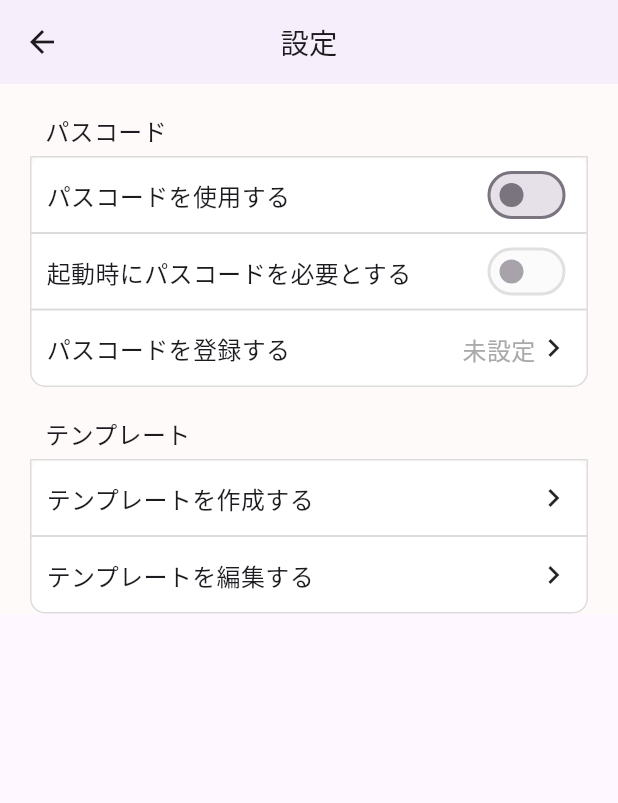
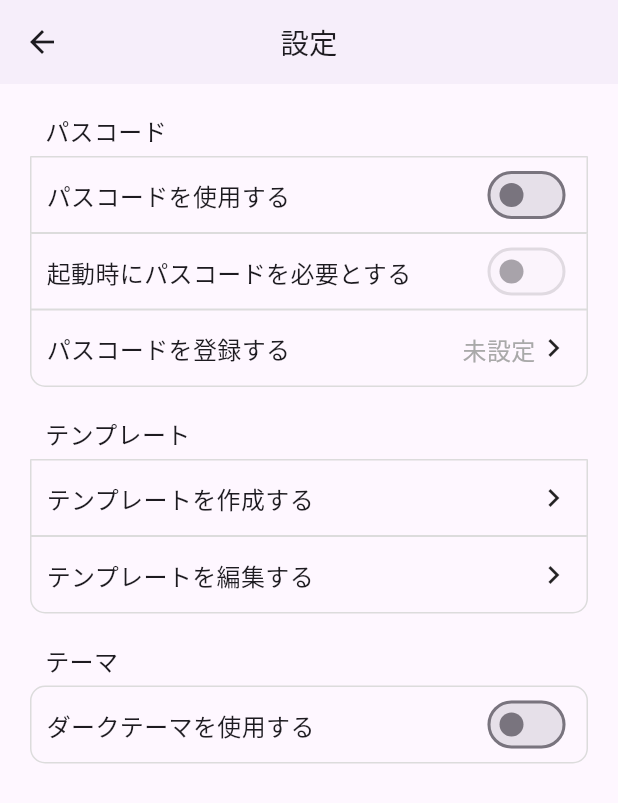
Before and after one commit to chiku-git/micro_app, a Flutter app: the SettingsPage screen opened by its route, on a phone screen of 412 x 824 dp. Shown: the top 803 px of the screen. Run offline on Flutter 3.47's test engine with Material 2 defaults, Android fonts, the phone set to English and light mode, and no system bars; our stand-ins replace flutter_svg, realm, shared_preferences; accounts and stored records are empty; generated files the repository leaves out were written again; Roboto replaces fonts that are missing (IBMPlexSansJp).

Commit message:
設定にダークテーマ追加

```diff
--- a/lib/component/dialog_builder.dart
+++ b/lib/component/dialog_builder.dart
@@ -95,7 +95,7 @@ abstract class DialogBuilder {
   }
 
   void dismiss() {
-    Navigator.pop(context);
+    Navigator.of(context).pop();
   }
 
   AlertDialog build();
--- a/lib/importer.dart
+++ b/lib/importer.dart
@@ -27,6 +27,8 @@ export 'repository/repository.dart';
 export 'router/router.dart';
 export 'ui_core/edit_text_controller.dart';
 export 'ui_core/global_shared_data.dart';
+export 'ui_core/mixin/dialog_mixin.dart';
+export 'ui_core/mixin/navigator_mixin.dart';
 export 'ui_core/mixin/use_app_settings_mixin.dart';
 export 'ui_core/validator.dart';
 export 'ui_core/viewmodel/bases/viewmodel.dart';
@@ -52,7 +54,9 @@ export 'view/passcode/passcode_register_page.dart';
 export 'view/settings/settings_page.dart';
 export 'view/settings/widget/passcode_setting_widget.dart';
 export 'view/settings/widget/setting_row_widget.dart';
+export 'view/settings/widget/setting_title_widget.dart';
 export 'view/settings/widget/template_setting_widget.dart';
+export 'view/settings/widget/theme_setting_widget.dart';
 export 'view/splash_page.dart';
 export 'view/template/template_list_page.dart';
 export 'view/template/template_selection_page.dart';
--- a/lib/model/settings_model.dart
+++ b/lib/model/settings_model.dart
@@ -1,20 +1,28 @@
 class AppSettingsModel {
   bool isEnabledPasscode;
   bool lockOnLaunched;
+  bool isDark;
 
-  AppSettingsModel._(this.isEnabledPasscode, this.lockOnLaunched);
+  AppSettingsModel._(
+      this.isEnabledPasscode,
+      this.lockOnLaunched,
+      this.isDark
+  );
 
   AppSettingsModel.getDefault()
     : isEnabledPasscode = false,
-      lockOnLaunched = false;
+      lockOnLaunched = false,
+      isDark = false;
 
   AppSettingsModel.fromJsonMap(Map<String, dynamic> jsonMap)
     : isEnabledPasscode = jsonMap['isEnabledPasscode'],
-      lockOnLaunched = jsonMap['lockOnLaunched'];
+      lockOnLaunched = jsonMap['lockOnLaunched'],
+      isDark = jsonMap['isDark'];
 
   Map<String, dynamic> toJsonMap() => {
     'isEnabledPasscode': isEnabledPasscode,
-    'lockOnLaunched': lockOnLaunched
+    'lockOnLaunched': lockOnLaunched,
+    'isDark': isDark
   };
 
   @override
--- a/lib/provider/settings_notifier.dart
+++ b/lib/provider/settings_notifier.dart
@@ -8,3 +8,13 @@ class SettingsNotifier extends ValueNotifier<AppSettingsModel> {
     notifyListeners();
   }
 }
+
+class ThemeNotifier extends ValueNotifier<bool> {
+  ThemeNotifier(super.value);
+
+  bool get isDark => value;
+
+  switchTheme(bool isDark) {
+    value = isDark;
+  }
+}
--- a/lib/ui_core/global_shared_data.dart
+++ b/lib/ui_core/global_shared_data.dart
@@ -14,14 +14,14 @@ sealed class SharedData<V> {
   }
 }
 
-class AppSettings extends SharedData<SettingsNotifier> {
+class AppSettings extends SharedData<ValueNotifier> {
   AppSettings(super.context);
 
   static String keySettings = 'settings';
 
   SettingsNotifier get notifier {
     SettingsNotifier getDefault() => SettingsNotifier(AppSettingsModel.getDefault());
-    return getSharedData(keySettings, getDefault);
+    return getSharedData(keySettings, getDefault) as SettingsNotifier;
   }
 
   set notifier(SettingsNotifier notifier) {
--- a/lib/ui_core/mixin/use_app_settings_mixin.dart
+++ b/lib/ui_core/mixin/use_app_settings_mixin.dart
@@ -6,4 +6,5 @@ mixin class UseAppSettingsMixin {
   SettingsNotifier get notifier => appSettings.notifier;
   bool get isEnabledPasscode => appSettings.model.isEnabledPasscode;
   bool get lockOnLaunched => appSettings.model.lockOnLaunched;
+  bool get isDark => appSettings.model.isDark;
 }
--- a/lib/ui_core/viewmodel/settings_viewmodel.dart
+++ b/lib/ui_core/viewmodel/settings_viewmodel.dart
@@ -34,4 +34,10 @@ final class SettingsViewModel extends UseAppSettingsViewModel {
   void saveAppSettings() async {
     await repo.updateAppSettings(appSettings.model);
   }
+
+  switchTheme(bool isDark) {
+    appSettings.model.isDark = isDark;
+    appSettings.notifyPropertyChanged();
+    MicroMemoApp.switchTheme(isDark);
+  }
 }
--- a/lib/view/bases/base_page.dart
+++ b/lib/view/bases/base_page.dart
@@ -1,6 +1,4 @@
 import 'package:micro_memo/importer.dart';
-import 'package:micro_memo/ui_core/mixin/dialog_mixin.dart';
-import 'package:micro_memo/ui_core/mixin/navigator_mixin.dart';
 
 abstract class StatefulBaseWidget extends StatefulWidget {
   const StatefulBaseWidget({super.key});
--- a/lib/view/bases/passcode_state.dart
+++ b/lib/view/bases/passcode_state.dart
@@ -44,7 +44,6 @@ abstract class PasscodeState<T extends StatefulBaseWidget> extends BaseState<T>
         return canClose();
       },
       child: Scaffold(
-        backgroundColor: UIColor.whiteSmoke,
         appBar: AppBar(
           automaticallyImplyLeading: false,
           backgroundColor: Colors.transparent,
--- a/lib/view/home/home_page.dart
+++ b/lib/view/home/home_page.dart
@@ -153,8 +153,6 @@ class _HomeRow extends StatelessBaseWidget {
     return PopupMenuButton<HomeListMenu>(
       elevation: 1,
       icon: const Icon(color: Colors.grey, Icons.more_vert),
-      color: Colors.white,
-      surfaceTintColor: Colors.white,
       onSelected: (HomeListMenu item) {
         switch (item) {
           case HomeListMenu.delete:
--- a/lib/view/settings/settings_page.dart
+++ b/lib/view/settings/settings_page.dart
@@ -20,14 +20,18 @@ class _SettingsPageState extends BaseState<SettingsPage> {
 
   @override
   Widget build(BuildContext context) {
-    return Scaffold(
+    return WillPopScope(
+      onWillPop: () async {
+        viewModel.saveAppSettings();
+        return true;
+      },
+      child: Scaffold(
         appBar: AppBar(
           title: const Text(Strings.settingsTitle),
           centerTitle: true,
           elevation: 1,
         ),
         body: Container(
-        color: UIColor.snow,
           padding: const EdgeInsets.symmetric(horizontal: 20),
           child: SingleChildScrollView(
             child: Column(
@@ -39,8 +43,13 @@ class _SettingsPageState extends BaseState<SettingsPage> {
                 const Margin(height: 20),
                 TemplateSettingsWidget(
                     viewModel: viewModel
+                ),
+                const Margin(height: 20),
+                ThemeSettingWidget(
+                    viewModel: viewModel
                 )
               ],
+            ),
           ),
         ),
       ),
--- a/lib/view/settings/widget/passcode_setting_widget.dart
+++ b/lib/view/settings/widget/passcode_setting_widget.dart
@@ -20,14 +20,11 @@ class _PasscodeSettingState extends BaseState<PasscodeSettingWidget> {
 
   @override
   Widget build(BuildContext context) {
-    return WillPopScope(
-      onWillPop: _onBackPressed,
-      child: Column(
+    return Column(
       crossAxisAlignment: CrossAxisAlignment.start,
       children: [
-          const Padding(
-            padding: EdgeInsets.only(left: 10, bottom: 5),
-            child: Text(Strings.settingsPasscode),
+        const SettingTitle(
+            title: Strings.settingsPasscode
         ),
         SettingRow(
             isTop: true,
@@ -84,13 +81,7 @@ class _PasscodeSettingState extends BaseState<PasscodeSettingWidget> {
               _proceedRegisterPasscode(alsoSwitchEnable: false);
             })
       ],
-      ),
     );
-  }
-
-  Future<bool> _onBackPressed() async {
-    _viewModel.saveAppSettings();
-    return true;
   }
 
   /// パスコード使用有無を切り替える
--- a/lib/view/settings/widget/setting_row_widget.dart
+++ b/lib/view/settings/widget/setting_row_widget.dart
@@ -22,8 +22,6 @@ class SettingRow extends StatefulBaseWidget {
 
 /// 設定画面行用ウィジェット
 class _SettingRowState extends BaseState<SettingRow> {
-  Color _backgroundColor = UIColor.white;
-
   @override
   Widget build(BuildContext context) {
     const borderColor = UIColor.gainsBoro;
@@ -45,7 +43,6 @@ class _SettingRowState extends BaseState<SettingRow> {
       },
       child: Container(
         decoration: BoxDecoration(
-            color: _backgroundColor,
             borderRadius: () {
               return BorderRadius.vertical(
                   top: widget.isTop ? const Radius.circular(10) : Radius.zero,
@@ -85,8 +82,6 @@ class _SettingRowState extends BaseState<SettingRow> {
   }
 
   void applyOnTapEffect({required bool onTapDown}) {
-    setState(() {
-      _backgroundColor = onTapDown ? UIColor.gainsBoro : UIColor.white;
-    });
+
   }
 }
--- /dev/null
+++ b/lib/view/settings/widget/setting_title_widget.dart
@@ -0,0 +1,14 @@
+import 'package:micro_memo/importer.dart';
+
+class SettingTitle extends StatelessWidget {
+  final String title;
+  const SettingTitle({super.key, required this.title});
+
+  @override
+  Widget build(BuildContext context) {
+    return Padding(
+      padding: const EdgeInsets.only(left: 10, bottom: 5),
+      child: Text(title),
+    );
+  }
+}
--- a/lib/view/settings/widget/template_setting_widget.dart
+++ b/lib/view/settings/widget/template_setting_widget.dart
@@ -10,9 +10,8 @@ class TemplateSettingsWidget extends StatelessBaseWidget {
     return Column(
       crossAxisAlignment: CrossAxisAlignment.start,
       children: [
-        const Padding(
-          padding: EdgeInsets.only(left: 10, bottom: 5),
-          child: Text(Strings.template),
+        const SettingTitle(
+            title: Strings.template
         ),
         SettingRow(
             isTop: true,
--- /dev/null
+++ b/lib/view/settings/widget/theme_setting_widget.dart
@@ -0,0 +1,48 @@
+import 'package:micro_memo/importer.dart';
+
+class ThemeSettingWidget extends StatefulBaseWidget {
+  final SettingsViewModel viewModel;
+
+  const ThemeSettingWidget({super.key, required this.viewModel});
+
+  @override
+  State<StatefulWidget> createState() => _ThemeSettingState();
+}
+
+class _ThemeSettingState extends BaseState<ThemeSettingWidget> {
+  late final SettingsViewModel _viewModel;
+
+  @override
+  void initState() {
+    super.initState();
+    _viewModel = widget.viewModel;
+  }
+
+  @override
+  Widget build(BuildContext context) {
+    return Column(
+      crossAxisAlignment: CrossAxisAlignment.start,
+      children: [
+        const SettingTitle(
+            title: "テーマ"
+        ),
+        SettingRow(
+            isTop: true,
+            isBottom: true,
+            leading: const Text("ダークテーマを使用する"),
+            trailing: ListenableBuilder(
+                listenable: _viewModel.appSettings.notifier,
+                builder: (context, child) {
+                  return Switch(
+                      value: _viewModel.isDark,
+                      onChanged: (isDark) {
+                        _viewModel.switchTheme(isDark);
+                      }
+                  );
+                }
+            )
+        )
+      ],
+    );
+  }
+}
```
Also changed, not shown: lib/app.dart (+35 -9 lines), lib/ui_core/mixin/dialog_mixin.dart (+6 -4 lines). Lines whose indentation alone changed are shown as unchanged.
